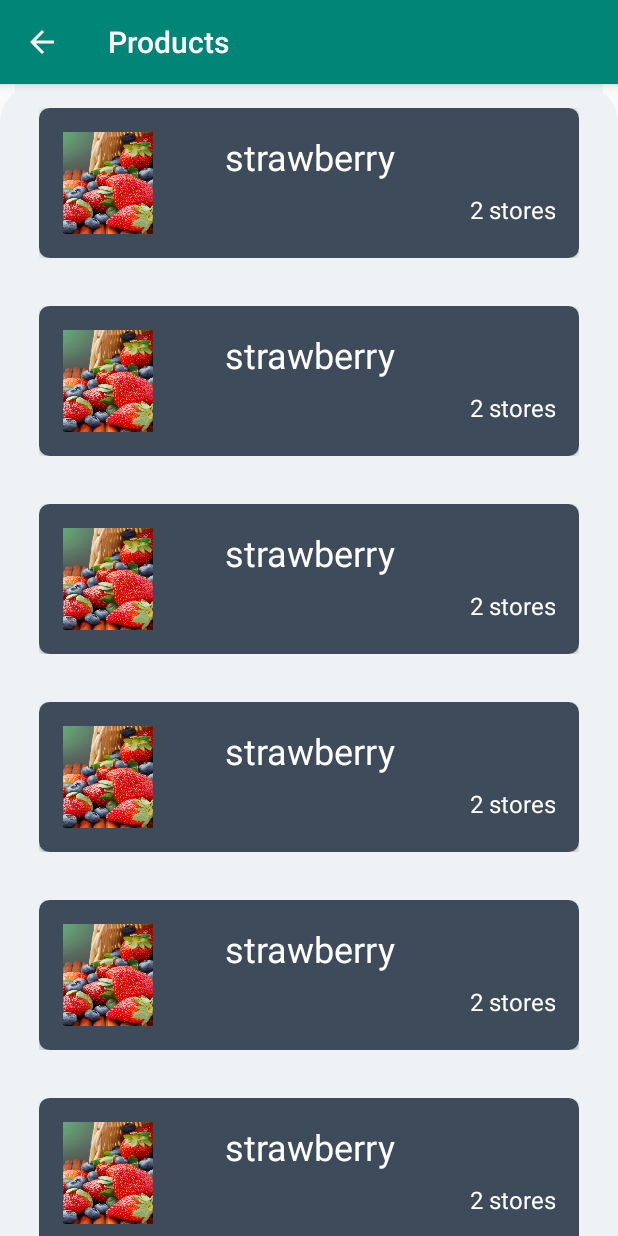
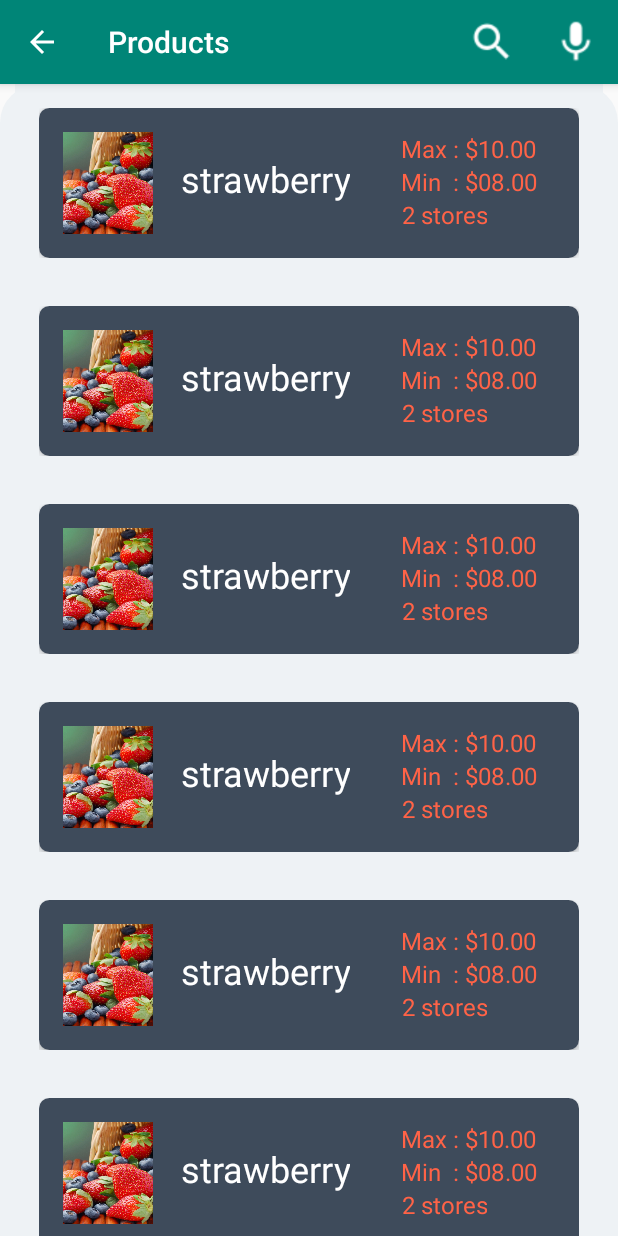
Before and after one commit to jaysolanki46/DealsWheels, an Android app: the ProductActivity screen opened directly, with no data from a screen before it, on a phone screen of 412 x 824 dp. Run offline under Robolectric (Android 15) with nearby library versions, the phone set to English and light mode, and no system bars.

Commit message:
Search, Share and Mic designed

```diff
--- a/app/src/main/java/com/example/jayso/shopnsave/ProductActivity.java
+++ b/app/src/main/java/com/example/jayso/shopnsave/ProductActivity.java
@@ -7,6 +7,8 @@ import android.support.v7.app.AppCompatActivity;
 import android.support.v7.widget.LinearLayoutManager;
 import android.support.v7.widget.RecyclerView;
 import android.util.Pair;
+import android.view.Menu;
+import android.view.MenuInflater;
 import android.view.MenuItem;
 import android.view.View;
 import android.widget.ImageView;
@@ -93,4 +95,11 @@ public class ProductActivity extends AppCompatActivity {
 
         startActivity(intent, activityOptions.toBundle());
     }
+
+    @Override
+    public boolean onCreateOptionsMenu(Menu menu) {
+        MenuInflater menuInflater =  getMenuInflater();
+        menuInflater.inflate(R.menu.activity_search, menu);
+        return true;
+    }
 }
--- a/app/src/main/res/layout/activity_product_item.xml
+++ b/app/src/main/res/layout/activity_product_item.xml
@@ -39,15 +39,55 @@
 
             <TextView
                 android:id="@+id/product_name"
-                android:layout_width="match_parent"
+                android:layout_width="wrap_content"
                 android:layout_height="wrap_content"
                 android:paddingBottom="5dp"
                 android:textAlignment="center"
                 android:text="Product"
                 android:textSize="24sp"
                 android:textColor="#ffffff"
-                android:layout_alignParentTop="true"
-                android:layout_centerHorizontal="true" />
+                android:layout_centerVertical="true"
+                android:layout_toRightOf="@id/product_image"/>
+
+            <TextView
+                android:id="@+id/id_max"
+                android:layout_width="wrap_content"
+                android:layout_height="wrap_content"
+                android:text="Max : "
+                android:textSize="16sp"
+                android:textColor="#FF6347"
+                android:layout_marginLeft="225dp"/>
+
+            <TextView
+                android:id="@+id/product_price_max"
+                android:layout_width="wrap_content"
+                android:layout_height="wrap_content"
+                android:text="$10.00"
+                android:textSize="16sp"
+                android:textColor="#FF6347"
+                android:layout_alignParentRight="true"
+                android:layout_toRightOf="@id/id_max"/>
+
+            <TextView
+                android:id="@+id/id_min"
+                android:layout_width="wrap_content"
+                android:layout_height="wrap_content"
+                android:text="Min  :"
+                android:textSize="16sp"
+                android:textColor="#FF6347"
+                android:layout_marginLeft="225dp"
+                android:layout_below="@id/id_max"/>
+
+            <TextView
+                android:id="@+id/product_price_min"
+                android:layout_width="wrap_content"
+                android:layout_height="wrap_content"
+                android:text="$08.00"
+                android:textSize="16sp"
+                android:textColor="#FF6347"
+                android:layout_alignParentRight="true"
+                android:layout_toRightOf="@id/id_max"
+                android:layout_below="@+id/product_price_max"/>
 
             <TextView
                 android:id="@+id/product_store"
@@ -57,9 +97,9 @@
                 android:textAlignment="center"
                 android:text="2 stores"
                 android:textSize="16sp"
-                android:textColor="#ffffff"
-                android:layout_alignParentBottom="true"
-                android:layout_alignParentRight="true"/>
+                android:textColor="#FF6347"
+                android:layout_marginLeft="225dp"
+                android:layout_below="@+id/id_min"/>
 
 
         </RelativeLayout>
--- /dev/null
+++ b/app/src/main/res/menu/activity_search.xml
@@ -0,0 +1,19 @@
+<?xml version="1.0" encoding="utf-8"?>
+<menu xmlns:android="http://schemas.android.com/apk/res/android"
+    xmlns:app="http://schemas.android.com/apk/res-auto">
+
+    <item android:id="@+id/search_bar_id"
+        android:icon="@drawable/baseline_search_white_18dp"
+        android:title="Search"
+        app:showAsAction="ifRoom|collapseActionView"
+        app:actionViewClass="android.support.v7.widget.SearchView">
+
+    </item>
+
+    <item android:id="@+id/voice_bar_id"
+        android:icon="@drawable/baseline_mic_white_18dp"
+        android:title="Search"
+        app:showAsAction="ifRoom|collapseActionView">
+
+    </item>
+</menu>
```
Also changed, not shown: app/src/main/java/com/example/jayso/shopnsave/CategoryActivity.java (+9 -0 lines), app/src/main/java/com/example/jayso/shopnsave/ProductCategoryActivity.java (+9 -0 lines), app/src/main/java/com/example/jayso/shopnsave/ProductDetailActivity.java (+9 -0 lines), app/src/main/res/layout/activity_product_detail.xml (+13 -3 lines), app/src/main/res/menu/activity_share.xml (added, +11 -0 lines), app/src/main/res/drawable/baseline_mic_white_18dp.png (added), app/src/main/res/drawable/baseline_search_white_18dp.png (added), app/src/main/res/drawable/baseline_share_white_18dp.png (added).
